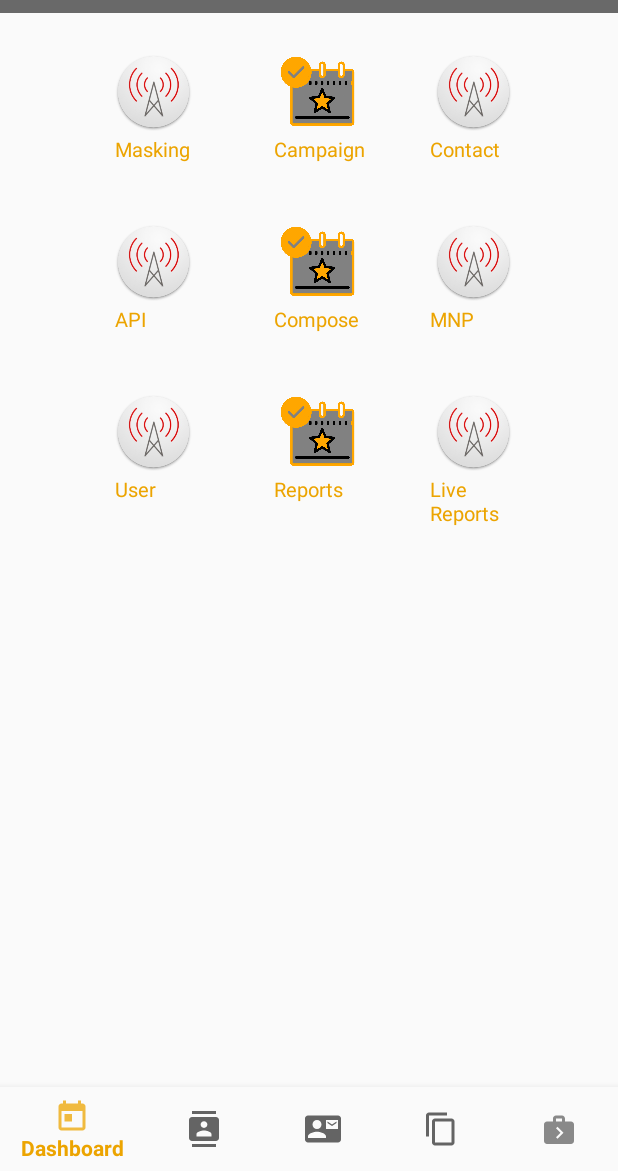
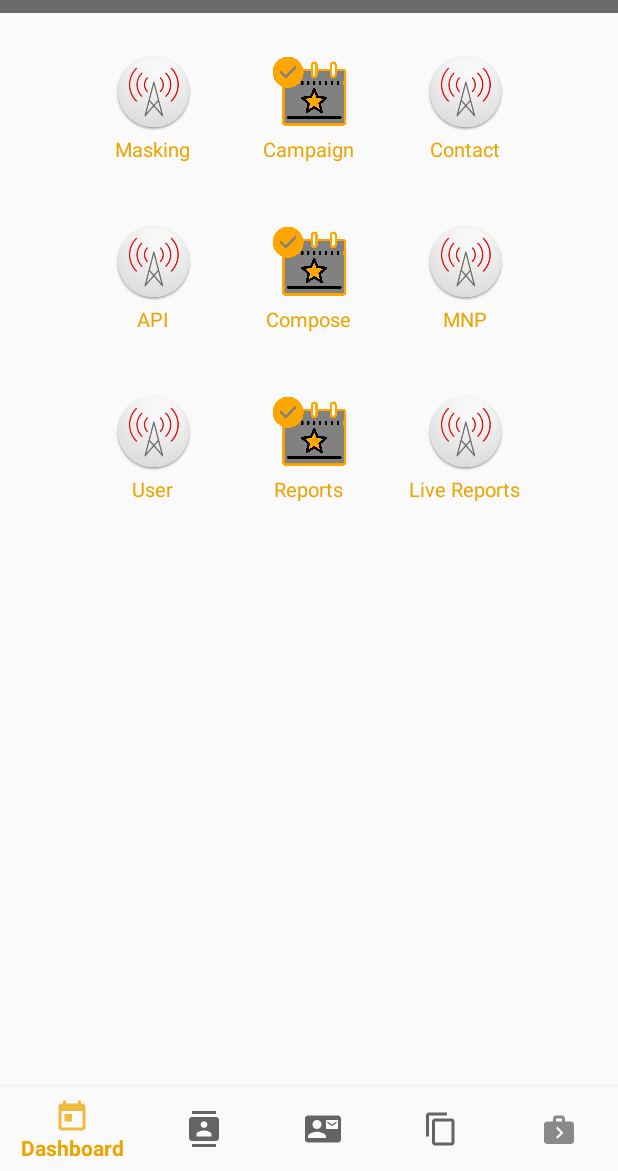
Before and after one commit to Abdulhaseeb61450/AdminPortal, an Android app: the screen it shows after launch (AdminDashboard), on a phone screen of 412 x 824 dp, the part 65-1236 px from its top. Run offline under Robolectric (Android 15) with nearby library versions, the phone set to English and light mode, and no system bars; our stand-ins replace sdp/ssp sizes.

Commit message:
19-3-2020

```diff
--- a/app/src/main/res/layout/activity_admin_dashboard.xml
+++ b/app/src/main/res/layout/activity_admin_dashboard.xml
@@ -84,13 +84,14 @@
                     android:orientation="vertical"
                     android:padding="@dimen/_10sdp">
                     <ImageView
+                        android:layout_gravity="center"
                         android:layout_marginTop="@dimen/_10sdp"
                         android:src="@drawable/maskingicon"
                         android:layout_width="@dimen/_60sdp"
                         android:layout_height="@dimen/_40sdp"
                         android:onClick="MaskROutes"></ImageView>
                     <TextView
-                        android:layout_marginLeft="@dimen/_10sdp"
+                        android:layout_gravity="center"
                         android:layout_marginTop="@dimen/_2sdp"
                         android:textColor="@color/orange"
                         android:textSize="@dimen/_10sdp"
@@ -106,13 +107,13 @@
                     android:padding="@dimen/_10sdp">
                     <ImageView
                         android:layout_marginTop="@dimen/_10sdp"
-                        android:layout_marginLeft="@dimen/_4sdp"
+                        android:layout_gravity="center"
                         android:src="@drawable/event"
                         android:layout_width="@dimen/_60sdp"
                         android:layout_height="@dimen/_40sdp"
                         android:onClick="Campaign"></ImageView>
                     <TextView
-                        android:layout_marginLeft="@dimen/_12sdp"
+                        android:layout_gravity="center"
                         android:layout_marginTop="@dimen/_2sdp"
                         android:textColor="@color/orange"
                         android:textSize="@dimen/_10sdp"
@@ -128,13 +129,13 @@
                     android:padding="@dimen/_10sdp">
                     <ImageView
                         android:layout_marginTop="@dimen/_10sdp"
-                        android:layout_marginLeft="@dimen/_4sdp"
+                        android:layout_gravity="center"
                         android:src="@drawable/maskingicon"
                         android:layout_width="@dimen/_60sdp"
                         android:layout_height="@dimen/_40sdp"
                         android:onClick="CONTACT"></ImageView>
                     <TextView
-                        android:layout_marginLeft="@dimen/_12sdp"
+                        android:layout_gravity="center"
                         android:layout_marginTop="@dimen/_2sdp"
                         android:textColor="@color/orange"
                         android:textSize="@dimen/_10sdp"
@@ -157,13 +158,14 @@
                     android:orientation="vertical"
                     android:padding="@dimen/_10sdp">
                     <ImageView
+                        android:layout_gravity="center"
                         android:layout_marginTop="@dimen/_10sdp"
                         android:src="@drawable/maskingicon"
                         android:layout_width="@dimen/_60sdp"
                         android:layout_height="@dimen/_40sdp"
                         android:onClick="APIS"></ImageView>
                     <TextView
-                        android:layout_marginLeft="@dimen/_10sdp"
+                        android:layout_gravity="center"
                         android:layout_marginTop="@dimen/_2sdp"
                         android:textColor="@color/orange"
                         android:textSize="@dimen/_10sdp"
@@ -179,13 +181,13 @@
                     android:padding="@dimen/_10sdp">
                     <ImageView
                         android:layout_marginTop="@dimen/_10sdp"
-                        android:layout_marginLeft="@dimen/_4sdp"
+                        android:layout_gravity="center"
                         android:src="@drawable/event"
                         android:layout_width="@dimen/_60sdp"
                         android:layout_height="@dimen/_40sdp"
                         android:onClick="COMPOSESMS"></ImageView>
                     <TextView
-                        android:layout_marginLeft="@dimen/_12sdp"
+                        android:layout_gravity="center"
                         android:layout_marginTop="@dimen/_2sdp"
                         android:textColor="@color/orange"
                         android:textSize="@dimen/_10sdp"
@@ -201,13 +203,13 @@
                     android:padding="@dimen/_10sdp">
                     <ImageView
                         android:layout_marginTop="@dimen/_10sdp"
-                        android:layout_marginLeft="@dimen/_4sdp"
+                        android:layout_gravity="center"
                         android:src="@drawable/maskingicon"
                         android:layout_width="@dimen/_60sdp"
                         android:layout_height="@dimen/_40sdp"
                         android:onClick="MNP"></ImageView>
                     <TextView
-                        android:layout_marginLeft="@dimen/_12sdp"
+                        android:layout_gravity="center"
                         android:layout_marginTop="@dimen/_2sdp"
                         android:textColor="@color/orange"
                         android:textSize="@dimen/_10sdp"
@@ -230,13 +232,14 @@
                     android:orientation="vertical"
                     android:padding="@dimen/_10sdp">
                     <ImageView
+                        android:layout_gravity="center"
                         android:layout_marginTop="@dimen/_10sdp"
                         android:src="@drawable/maskingicon"
                         android:layout_width="@dimen/_60sdp"
                         android:layout_height="@dimen/_40sdp"
                         android:onClick="USER"></ImageView>
                     <TextView
-                        android:layout_marginLeft="@dimen/_10sdp"
+                        android:layout_gravity="center"
                         android:layout_marginTop="@dimen/_2sdp"
                         android:textColor="@color/orange"
                         android:textSize="@dimen/_10sdp"
@@ -252,13 +255,13 @@
                     android:padding="@dimen/_10sdp">
                     <ImageView
                         android:layout_marginTop="@dimen/_10sdp"
-                        android:layout_marginLeft="@dimen/_4sdp"
+                        android:layout_gravity="center"
                         android:src="@drawable/event"
                         android:layout_width="@dimen/_60sdp"
                         android:layout_height="@dimen/_40sdp"
                         android:onClick="REPORTS"></ImageView>
                     <TextView
-                        android:layout_marginLeft="@dimen/_12sdp"
+                        android:layout_gravity="center"
                         android:layout_marginTop="@dimen/_2sdp"
                         android:textColor="@color/orange"
                         android:textSize="@dimen/_10sdp"
@@ -274,13 +277,13 @@
                     android:padding="@dimen/_10sdp">
                     <ImageView
                         android:layout_marginTop="@dimen/_10sdp"
-                        android:layout_marginLeft="@dimen/_4sdp"
+                        android:layout_gravity="center"
                         android:src="@drawable/maskingicon"
                         android:layout_width="@dimen/_60sdp"
                         android:layout_height="@dimen/_40sdp"
                         android:onClick="LIVE"></ImageView>
                     <TextView
-                        android:layout_marginLeft="@dimen/_12sdp"
+                        android:layout_gravity="center"
                         android:layout_marginTop="@dimen/_2sdp"
                         android:textColor="@color/orange"
                         android:textSize="@dimen/_10sdp"
--- a/app/src/main/res/layout/activity_users_list.xml
+++ b/app/src/main/res/layout/activity_users_list.xml
@@ -60,6 +60,7 @@
                     android:layout_marginLeft="10dp" />
 
                 <RadioButton
+                    android:checked="true"
                     android:id="@+id/Reseller"
                     android:layout_width="wrap_content"
                     android:layout_height="wrap_content"
@@ -91,10 +92,11 @@
                 android:inputType="textVisiblePassword"/>
 
             <Button
+                android:onClick="Add"
                 android:id="@+id/Add"
                 android:layout_width="wrap_content"
                 android:layout_margin="10dp"
-                android:textColor="#FFA500"
+                android:textColor="@color/orange"
                 android:layout_height="wrap_content"
                 android:text="Add"
                 android:layout_marginBottom="20dp"
```
Also changed, not shown: app/src/main/java/com/example/adminportal/UserManagement/UsersList.java (+35 -2 lines), app/src/main/res/menu/compose_navigation.xml (added, +18 -0 lines).
